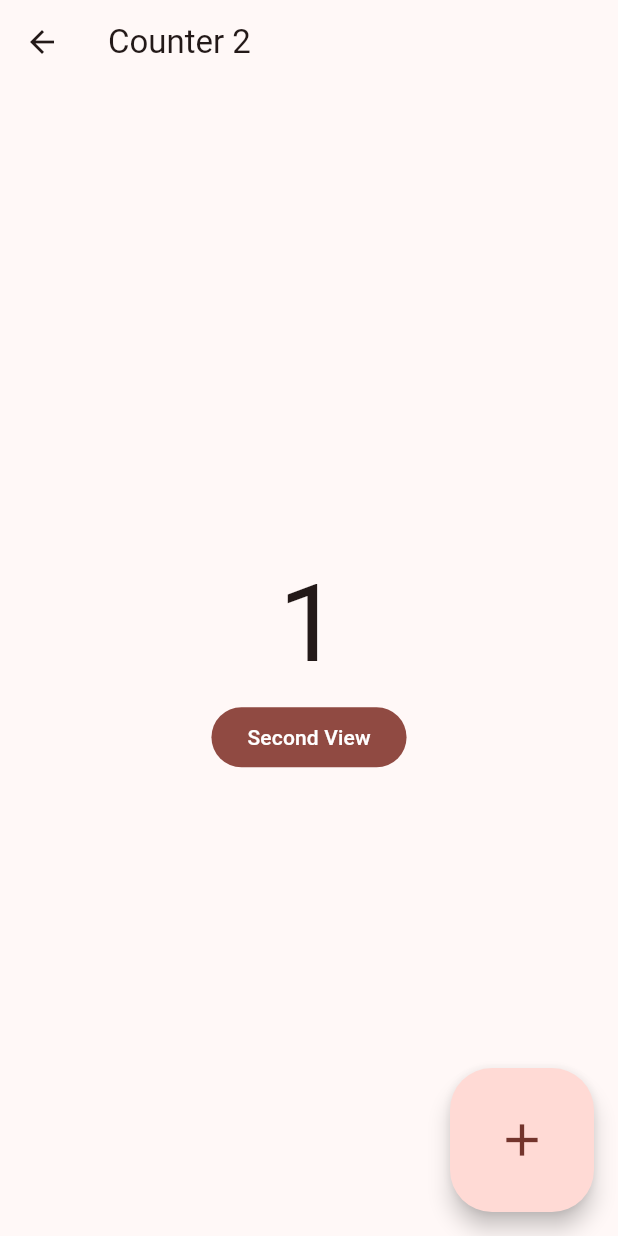
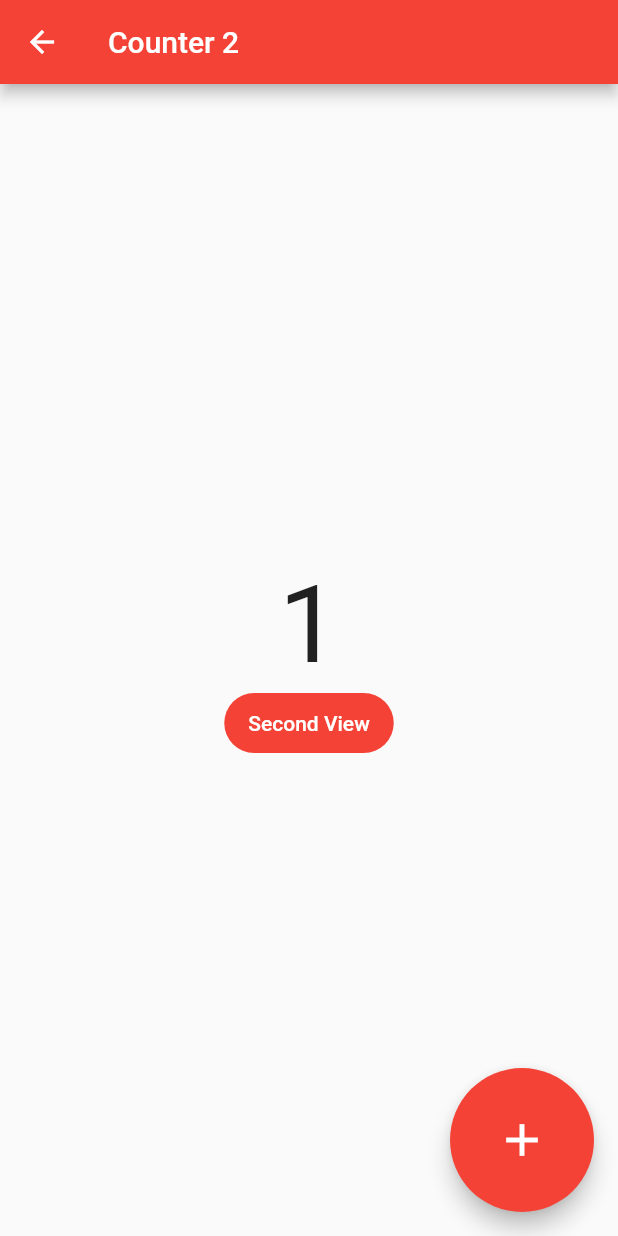
Before and after one commit to f290DSM/pdm2_apps_playground, a Flutter app: the Counter2View screen opened directly, after a tap on the "add" icon, on a phone screen of 412 x 824 dp. Run offline on Flutter 3.47's test engine with Material 3 defaults, Android fonts, the phone set to English and light mode, and no system bars; our stand-ins replace flutter_riverpod, google_fonts; network calls fail.

Commit message:
Ajustes de cores

```diff
--- a/lib/src/app.dart
+++ b/lib/src/app.dart
@@ -20,11 +20,12 @@ class App extends ConsumerWidget {
 
     return MaterialApp(
       theme: ThemeData(
-        colorScheme: ColorScheme.fromSeed(
+        useMaterial3: false,
+        colorScheme: ColorScheme.fromSwatch(
           brightness: ref.watch(themeSwitchProvider)
               ? Brightness.dark
               : Brightness.light,
-          seedColor: ref.watch(colorProvider),
+          primarySwatch: ref.watch(colorProvider),
         ),
       ),
       // theme: ThemeData(colorSchemeSeed: Colors.amber),
--- a/lib/src/core/providers/app_providers.dart
+++ b/lib/src/core/providers/app_providers.dart
@@ -5,4 +5,4 @@ import 'package:flutter_riverpod/legacy.dart';
 final primeiroProvider = Provider<String>((ref) => "Flutter Riverpod");
 final counterProvider = StateProvider<int>((ref) => 0);
 final themeSwitchProvider = StateProvider((ref) => false);
-final colorProvider = StateProvider<Color>((ref) => Colors.red);
+final colorProvider = StateProvider<MaterialColor>((ref) => Colors.red);
--- a/lib/src/features/counter/view/counter_view.dart
+++ b/lib/src/features/counter/view/counter_view.dart
@@ -47,7 +47,7 @@ class _CounterViewState extends ConsumerState<CounterView> {
           mainAxisAlignment: MainAxisAlignment.center,
           children: [
             Text(
-              '${ref.watch(counterViewModelProvider)}',
+              '${ref.watch(counterProvider)}',
               style: TextStyle(fontSize: 72),
             ),
             FilledButton(
```
